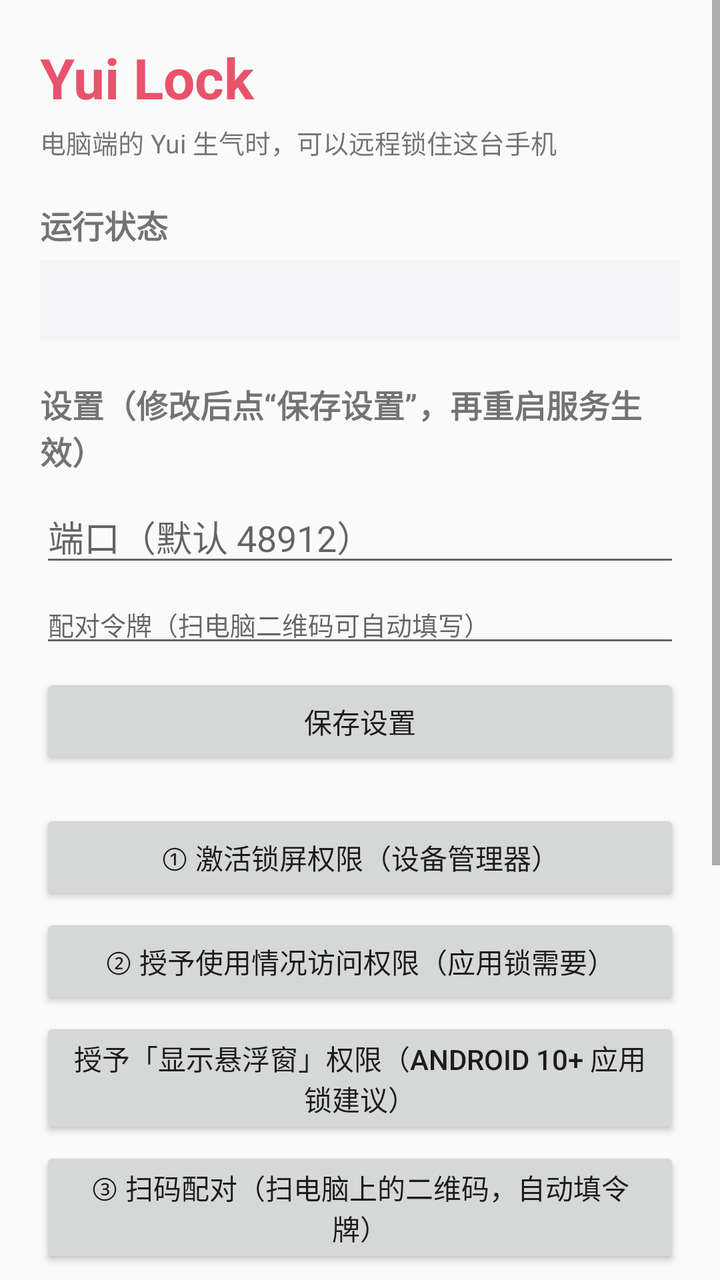
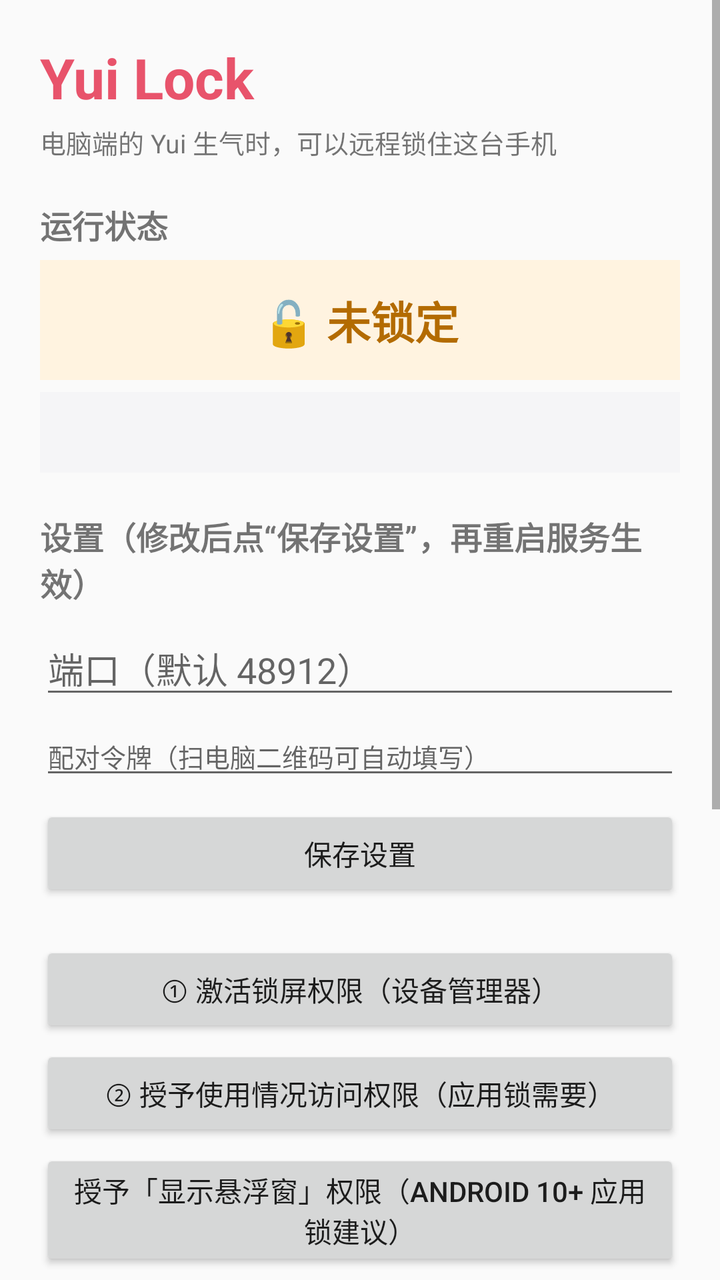

An Android layout rendered at two revisions. The XML below is the earlier revision; the diff shows what the commit changed to produce the second picture.
<!-- AndroidManifest.xml: application theme AppTheme -->
<!-- res/layout/activity_main.xml -->
<?xml version="1.0" encoding="utf-8"?>
<ScrollView xmlns:android="http://schemas.android.com/apk/res/android"
    android:layout_width="match_parent"
    android:layout_height="match_parent"
    android:fillViewport="true">

    <LinearLayout
        android:layout_width="match_parent"
        android:layout_height="wrap_content"
        android:orientation="vertical"
        android:padding="20dp">

        <TextView
            android:layout_width="wrap_content"
            android:layout_height="wrap_content"
            android:text="Yui Lock"
            android:textColor="#E8536B"
            android:textSize="28sp"
            android:textStyle="bold" />

        <TextView
            android:layout_width="wrap_content"
            android:layout_height="wrap_content"
            android:layout_marginTop="4dp"
            android:text="电脑端的 Yui 生气时，可以远程锁住这台手机"
            android:textSize="13sp" />

        <TextView
            android:layout_width="wrap_content"
            android:layout_height="wrap_content"
            android:layout_marginTop="20dp"
            android:text="@string/title_status"
            android:textStyle="bold"
            android:textSize="16sp" />

        <TextView
            android:id="@+id/tvStatus"
            android:layout_width="match_parent"
            android:layout_height="wrap_content"
            android:layout_marginTop="6dp"
            android:background="#F5F5F7"
            android:fontFamily="monospace"
            android:padding="12dp"
            android:textSize="12sp" />

        <TextView
            android:layout_width="wrap_content"
            android:layout_height="wrap_content"
            android:layout_marginTop="20dp"
            android:text="@string/title_settings"
            android:textStyle="bold"
            android:textSize="16sp" />

        <EditText
            android:id="@+id/etPort"
            android:layout_width="match_parent"
            android:layout_height="wrap_content"
            android:layout_marginTop="8dp"
            android:hint="@string/hint_port"
            android:inputType="number" />

        <EditText
            android:id="@+id/etToken"
            android:layout_width="match_parent"
            android:layout_height="wrap_content"
            android:layout_marginTop="4dp"
            android:hint="@string/hint_token"
            android:inputType="text"
            android:textSize="13sp" />

        <Button
            android:id="@+id/btnSave"
            android:layout_width="match_parent"
            android:layout_height="wrap_content"
            android:layout_marginTop="8dp"
            android:text="@string/btn_save" />

        <Button
            android:id="@+id/btnAdmin"
            android:layout_width="match_parent"
            android:layout_height="wrap_content"
            android:layout_marginTop="20dp"
            android:text="@string/btn_admin" />

        <Button
            android:id="@+id/btnUsage"
            android:layout_width="match_parent"
            android:layout_height="wrap_content"
            android:layout_marginTop="4dp"
            android:text="@string/btn_usage" />

        <Button
            android:id="@+id/btnOverlay"
            android:layout_width="match_parent"
            android:layout_height="wrap_content"
            android:layout_marginTop="4dp"
            android:text="@string/btn_overlay" />

        <Button
            android:id="@+id/btnScan"
            android:layout_width="match_parent"
            android:layout_height="wrap_content"
            android:layout_marginTop="4dp"
            android:text="@string/btn_scan" />

        <Button
            android:id="@+id/btnStart"
            android:layout_width="match_parent"
            android:layout_height="wrap_content"
            android:layout_marginTop="4dp"
            android:text="@string/btn_start" />

        <Button
            android:id="@+id/btnStop"
            android:layout_width="match_parent"
            android:layout_height="wrap_content"
            android:layout_marginTop="4dp"
            android:text="@string/btn_stop" />

        <Button
            android:id="@+id/btnTest"
            android:layout_width="match_parent"
            android:layout_height="wrap_content"
            android:layout_marginTop="4dp"
            android:text="@string/btn_test" />

        <Button
            android:id="@+id/btnBattery"
            android:layout_width="match_parent"
            android:layout_height="wrap_content"
            android:layout_marginTop="4dp"
            android:text="@string/btn_battery" />

        <Button
            android:id="@+id/btnKeepAlive"
            android:layout_width="match_parent"
            android:layout_height="wrap_content"
            android:layout_marginTop="4dp"
            android:text="@string/btn_keep_alive" />

        <TextView
            android:id="@+id/tvHelp"
            android:layout_width="match_parent"
            android:layout_height="wrap_content"
            android:layout_marginTop="16dp"
            android:lineSpacingExtra="3dp"
            android:textSize="12sp" />
    </LinearLayout>
</ScrollView>
<!-- resources referenced by this layout -->
<resources>
  <string name="btn_admin">① 激活锁屏权限（设备管理器）</string>
  <string name="btn_battery">忽略电池优化（保持后台常驻）</string>
  <string name="btn_keep_alive">后台运行设置（防止被系统冻结）</string>
  <string name="btn_overlay">授予「显示悬浮窗」权限（Android 10+ 应用锁建议）</string>
  <string name="btn_save">保存设置</string>
  <string name="btn_scan">③ 扫码配对（扫电脑上的二维码，自动填令牌）</string>
  <string name="btn_start">④ 启动监听服务</string>
  <string name="btn_stop">停止监听服务</string>
  <string name="btn_test">测试锁屏</string>
  <string name="btn_usage">② 授予使用情况访问权限（应用锁需要）</string>
  <string name="hint_port">端口（默认 48912）</string>
  <string name="hint_token">配对令牌（扫电脑二维码可自动填写）</string>
  <string name="title_settings">设置（修改后点“保存设置”，再重启服务生效）</string>
  <string name="title_status">运行状态</string>
  <style name="AppTheme" parent="android:Theme.Material.Light.NoActionBar">
          <item name="android:colorPrimary">#E8536B</item>
          <item name="android:colorAccent">#E8536B</item>
          <item name="android:statusBarColor">#E8536B</item>
      </style>
</resources>

<!-- the commit's change to res/layout/activity_main.xml (unified diff, before → after) -->
@@ -32,6 +32,19 @@
             android:text="@string/title_status"
             android:textStyle="bold"
             android:textSize="16sp" />
+
+        <TextView
+            android:id="@+id/tvLockState"
+            android:layout_width="match_parent"
+            android:layout_height="wrap_content"
+            android:layout_marginTop="6dp"
+            android:background="#FFF3E0"
+            android:padding="14dp"
+            android:text="🔓 未锁定"
+            android:textColor="#B36B00"
+            android:textSize="22sp"
+            android:textStyle="bold"
+            android:gravity="center" />
 
         <TextView
             android:id="@+id/tvStatus"
